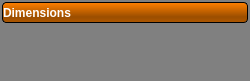
SCIInstitute/Seg3D, file src/Interface/AppInterface/ToolBoxPageWidget.ui: the form before one commit.
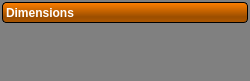
The form after the commit. Icons and pictures are not drawn.

Patch:
```diff
--- a/src/Interface/AppInterface/ToolBoxPageWidget.ui
+++ b/src/Interface/AppInterface/ToolBoxPageWidget.ui
@@ -18,9 +18,13 @@
   </property>
   <property name="styleSheet">
    <string notr="true">QPushButton#activate_button_{
+  background-color:rgba(0, 0, 0, 0);
+  border-color: rgba(0, 0, 0, 0);
+  border: none;
   height: 24px;
   text-align: left;
   color: white;
+  padding-left:4px;
 }
 
 QPushButton#activate_button_:pressed{
@@ -75,12 +79,14 @@
   border: 1px solid  qlineargradient(spread:pad, x1:0.5, y1:0.733364, x2:0.5, y2:0, stop:0 rgba(25, 25, 25, 0), stop:1 rgba(136, 0, 0, 0));
 }
 
+/*
 //QWidget#tool_{
 //  background-color: rgb(240, 240, 240);
 //  border-radius: 4px;
 //  border: 1px solid rgb(90, 90, 90);
 //    background-color: qlineargradient(spread:pad, x1:0.5, y1:0, x2:0.5, y2:0.960227, stop:0 rgba(221, 221, 221, 255), stop:0.155779 rgba(228, 228, 228, 255), stop:1 rgba(202, 204, 204, 255));
 //}
+*/
 
 </string>
   </property>
```
Left out of the diff: 6 changed lines with no effect on the pictures.
